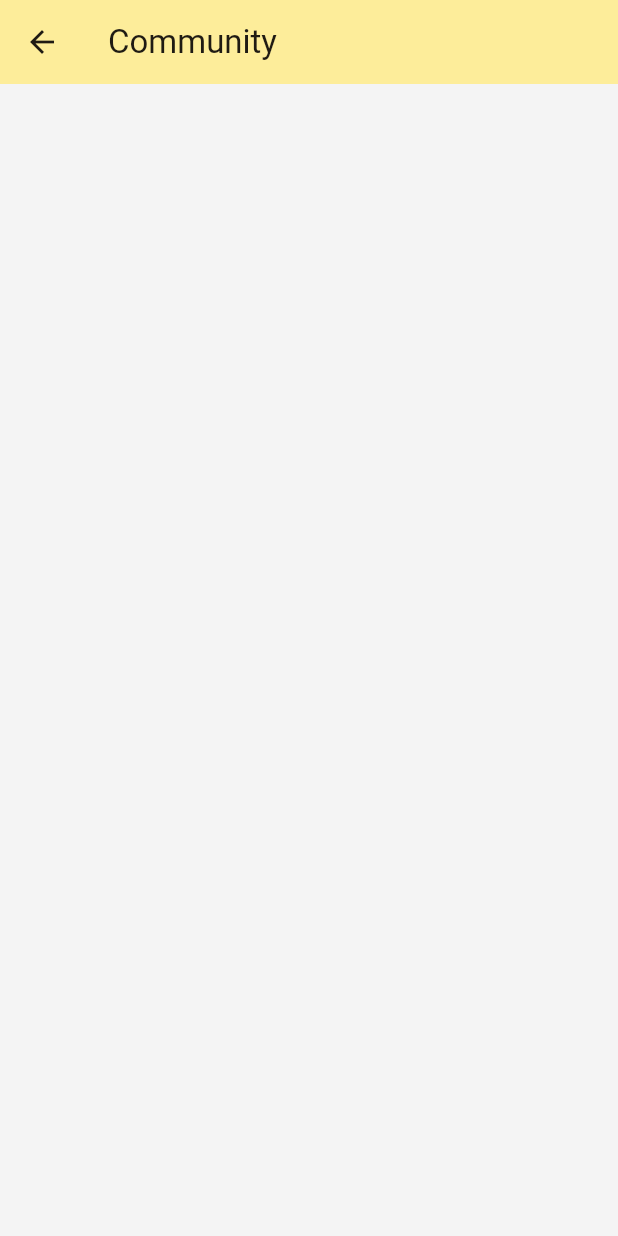
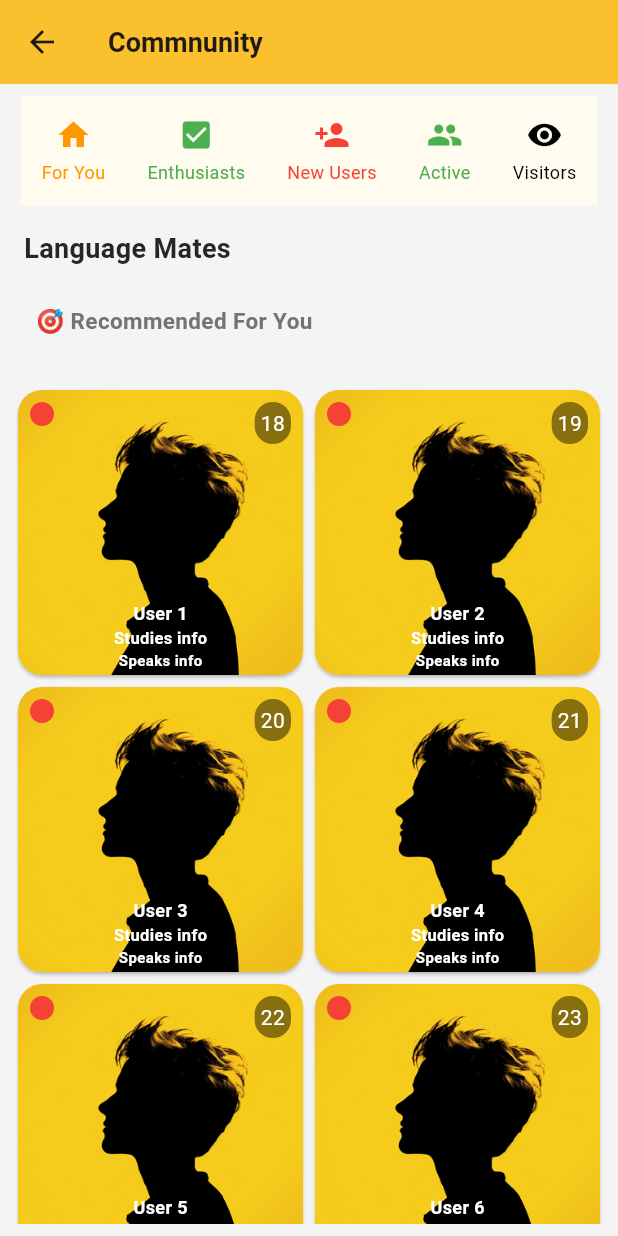
Before and after one commit to langx/langx-flutter, a Flutter app: the Community screen opened directly, on a phone screen of 412 x 824 dp. Run offline on Flutter 3.47's test engine with Material 3 defaults, Android fonts, the phone set to English and light mode, and no system bars; our stand-ins replace appwrite, flutter_dotenv, flutter_svg.

Commit message:
Community UI

```diff
--- a/lib/pages/home/head_bar.dart
+++ b/lib/components/headappbar.dart
@@ -13,7 +13,11 @@ class HeadAppBar extends StatelessWidget implements PreferredSizeWidget {
   @override
   Widget build(BuildContext context) {
     return AppBar(
-      title: Text(title),
+      title:Text( title,
+          style:const TextStyle(
+            fontSize: 18,
+            fontWeight: FontWeight.bold,
+          )),
       centerTitle: centerTile,
       backgroundColor: Colors.yellow[700],
     );
--- /dev/null
+++ b/lib/components/usercard.dart
@@ -0,0 +1,97 @@
+import 'package:flutter/material.dart';
+
+class UserCard extends StatelessWidget {
+  final String name;
+  final int age;
+  final String studies;
+  final String speaks;
+  final String imageUrl;
+  final String status;
+
+  const UserCard({
+    super.key,
+    required this.name,
+    required this.age,
+    required this.studies,
+    required this.speaks,
+    required this.imageUrl,
+    required this.status,
+  });
+
+  @override
+  Widget build(BuildContext context) {
+    return Card(
+      shape: RoundedRectangleBorder(
+        borderRadius: BorderRadius.circular(16.0),
+      ),
+      child: Column(
+        crossAxisAlignment: CrossAxisAlignment.start,
+        children: [
+          Stack(
+            children: [
+              ClipRRect(
+                borderRadius: BorderRadius.circular(16.0),
+                child: Image.asset(imageUrl,
+                    width: double.infinity, fit: BoxFit.cover),
+              ),
+              const Positioned(
+                top: 8,
+                left: 8,
+                child: CircleAvatar(
+                  backgroundColor: Colors.red,
+                  radius: 8,
+                  child: Text(''),
+                ),
+              ),
+              Positioned(
+                top: 8,
+                right: 8,
+                child: Container(
+                  padding: const EdgeInsets.all(4.0),
+                  decoration: BoxDecoration(
+                    color: Colors.black45,
+                    borderRadius: BorderRadius.circular(12.0),
+                  ),
+                  child: Text(
+                    '$age',
+                    style: const TextStyle(color: Colors.white),
+                  ),
+                ),
+              ),
+              Positioned(
+                bottom: 3,
+                left: 0,
+                right: 0,
+                child: Column(
+                  mainAxisSize: MainAxisSize.min,
+                  crossAxisAlignment: CrossAxisAlignment.center,
+                  children: [
+                    Text(name,
+                        style: const TextStyle(
+                            fontWeight: FontWeight.bold,
+                            fontSize: 12,
+                            color: Colors.white)),
+                    Text(
+                      studies,
+                      style: const TextStyle(
+                          fontWeight: FontWeight.bold,
+                          fontSize: 11,
+                          color: Colors.white),
+                    ),
+                    Text(
+                      speaks,
+                      style: const TextStyle(
+                          fontWeight: FontWeight.bold,
+                          fontSize: 10,
+                          color: Colors.white),
+                    ),
+                  ],
+                ),
+              ),
+            ],
+          ),
+        ],
+      ),
+    );
+  }
+}
--- a/lib/main.dart
+++ b/lib/main.dart
@@ -1,7 +1,9 @@
 import 'package:flutter/material.dart';
 import 'package:flutter_dotenv/flutter_dotenv.dart';
-import 'package:langx_flutter/pages/login/login.dart';
+//import 'package:langx_flutter/pages/login/login.dart';
 import 'package:langx_flutter/theme.dart';
+
+import 'package:langx_flutter/pages/home/home.dart';
 
 void main() async {
   WidgetsFlutterBinding.ensureInitialized();
@@ -17,7 +19,8 @@ class Main extends StatelessWidget {
     return MaterialApp(
       theme: whiteTheme(),
       darkTheme: darkTheme(),
-      home: const LoginScreen(),
+//      home: const LoginScreen(),
+        home: const Home(),
       // home: const Home(),
     );
   }
--- a/lib/pages/home/community.dart
+++ b/lib/pages/home/community.dart
@@ -1,4 +1,6 @@
 import 'package:flutter/material.dart';
+import 'package:langx_flutter/components/usercard.dart';
+import 'package:langx_flutter/components/headappbar.dart';
 
 class Community extends StatefulWidget {
   const Community({super.key});
@@ -8,15 +10,150 @@ class Community extends StatefulWidget {
 }
 
 class _CommunityState extends State<Community> {
+  Widget buildCategoryButton(IconData icon, String label, Color iconColor) {
+    return GestureDetector(
+      onTap: () {},
+      child: Container(
+        color: const Color.fromARGB(255, 255, 251, 239),
+        padding: const EdgeInsets.all(6.0),
+        child: Column(
+          mainAxisSize: MainAxisSize.min,
+          children: [
+            Icon(icon, color: iconColor),
+            const SizedBox(height: 4),
+            Text(
+              label,
+              style: TextStyle(color: iconColor, fontSize: 12),
+            ),
+          ],
+        ),
+      ),
+    );
+  }
+
   @override
   Widget build(BuildContext context) {
     return Scaffold(
       backgroundColor: const Color.fromARGB(31, 163, 163, 163),
-      appBar: AppBar(
-        title: const Text("Community"),
-        backgroundColor: const Color.fromARGB(255, 253, 237, 154),
+      appBar: const HeadAppBar(
+        title: "Commnunity",
+        centerTile: false,
       ),
-      body: Container(),
+      body: Padding(
+        padding: const EdgeInsets.all(8.0),
+        child: Column(
+          children: [
+            SingleChildScrollView(
+              scrollDirection: Axis.horizontal,
+              child: Row(
+                mainAxisAlignment: MainAxisAlignment.spaceAround,
+                children: [
+                  InkWell(
+                    onTap: () {},
+                    child: Ink(
+                      color: const Color.fromARGB(255, 255, 251, 239),
+                      child: Padding(
+                        padding: const EdgeInsets.all(8.0),
+                        child: buildCategoryButton(
+                            Icons.home, "For You", Colors.orange),
+                      ),
+                    ),
+                  ),
+                  InkWell(
+                    onTap: () {},
+                    child: Ink(
+                      color: const Color.fromARGB(255, 255, 251, 239),
+                      child: Padding(
+                        padding: const EdgeInsets.all(8.0),
+                        child: buildCategoryButton(
+                            Icons.check_box, "Enthusiasts", Colors.green),
+                      ),
+                    ),
+                  ),
+                  InkWell(
+                    onTap: () {},
+                    child: Ink(
+                      color: const Color.fromARGB(255, 255, 251, 239),
+                      child: Padding(
+                        padding: const EdgeInsets.all(8.0),
+                        child: buildCategoryButton(
+                            Icons.person_add, "New Users", Colors.red),
+                      ),
+                    ),
+                  ),
+                  InkWell(
+                    onTap: () {},
+                    child: Ink(
+                      color: const Color.fromARGB(255, 255, 251, 239),
+                      child: Padding(
+                        padding: const EdgeInsets.all(8.0),
+                        child: buildCategoryButton(
+                            Icons.people, "Active", Colors.green),
+                      ),
+                    ),
+                  ),
+                  InkWell(
+                    onTap: () {},
+                    child: Ink(
+                      color: const Color.fromARGB(255, 255, 251, 239),
+                      child: Padding(
+                        padding: const EdgeInsets.all(8.0),
+                        child: buildCategoryButton(
+                            Icons.visibility, "Visitors", Colors.black),
+                      ),
+                    ),
+                  ),
+                ],
+              ),
+            ),
+            const SizedBox(height: 16),
+            const Row(
+              children: [
+                SizedBox(width: 8),
+                Text(
+                  "Language Mates",
+                  style: TextStyle(
+                    fontSize: 18,
+                    fontWeight: FontWeight.bold,
+                    color: Color(0xFF262626),
+                  ),
+                ),
+              ],
+            ),
+            const SizedBox(height: 8),
+            const Align(
+              alignment: Alignment.centerLeft,
+              child: Padding(
+                padding: EdgeInsets.all(16.0),
+                child: Text(
+                  "🎯 Recommended For You",
+                  style: TextStyle(
+                    fontSize: 15,
+                    fontWeight: FontWeight.bold,
+                    color: Color(0xFF737373),
+                  ),
+                ),
+              ),
+            ),
+            const SizedBox(height: 16),
+            Expanded(
+              child: GridView.count(
+                crossAxisCount: 2,
+                children: List.generate(6, (index) {
+                  return UserCard(
+                    name: 'User ${index + 1}',
+                    age: 18 + index,
+                    studies: 'Studies info',
+                    speaks: 'Speaks info',
+                    imageUrl: 'assets/images/preview.png',
+                    status: 'Active',
+                  );
+                }),
+              ),
+            ),
+          ],
+        ),
+      ),
     );
   }
 }
```
Also changed, not shown: lib/pages/home/bottom_navigation_bar.dart (+5 -4 lines).
